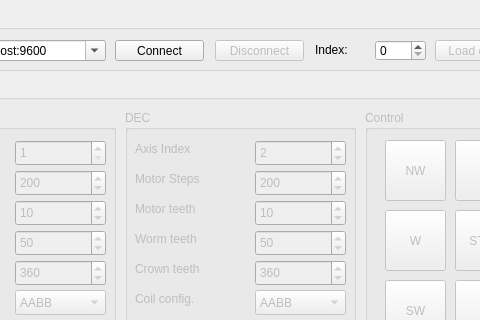
Qt form mainwindow.ui (ahp-electronics/gt-configurator) before a commit; both pictures show x 135 to 615 and y 0 to 320 of the 1100 by 738 pixel window.
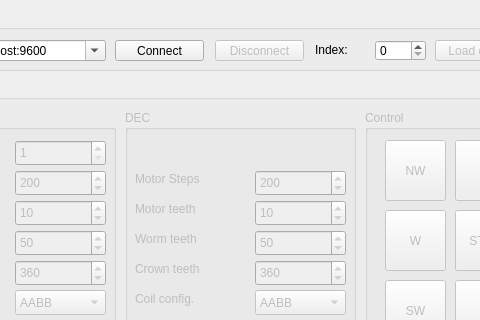
The same form after that commit.

Patch:
```diff
--- a/mainwindow.ui
+++ b/mainwindow.ui
@@ -2334,41 +2334,6 @@
        <number>50</number>
       </property>
      </widget>
-     <widget class="QSpinBox" name="AxisIndex_1">
-      <property name="enabled">
-       <bool>false</bool>
-      </property>
-      <property name="geometry">
-       <rect>
-        <x>130</x>
-        <y>30</y>
-        <width>91</width>
-        <height>26</height>
-       </rect>
-      </property>
-      <property name="minimum">
-       <number>1</number>
-      </property>
-      <property name="maximum">
-       <number>9</number>
-      </property>
-      <property name="value">
-       <number>2</number>
-      </property>
-     </widget>
-     <widget class="QLabel" name="label_43">
-      <property name="geometry">
-       <rect>
-        <x>10</x>
-        <y>30</y>
-        <width>111</width>
-        <height>17</height>
-       </rect>
-      </property>
-      <property name="text">
-       <string>Axis Index</string>
-      </property>
-     </widget>
     </widget>
     <widget class="QGroupBox" name="commonSettings">
      <property name="enabled">
```
